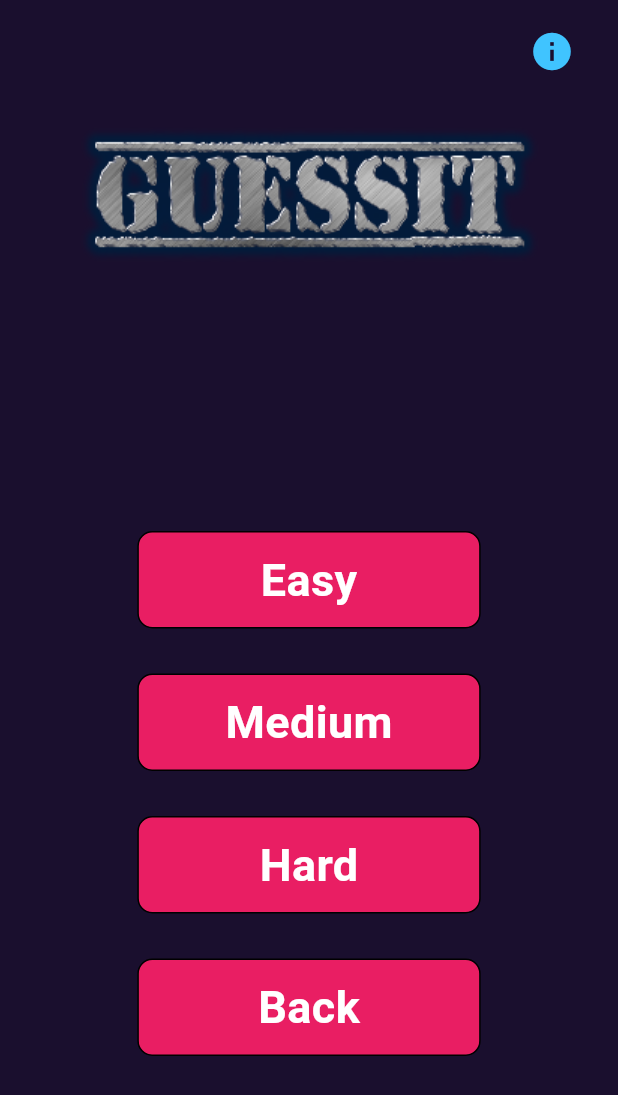
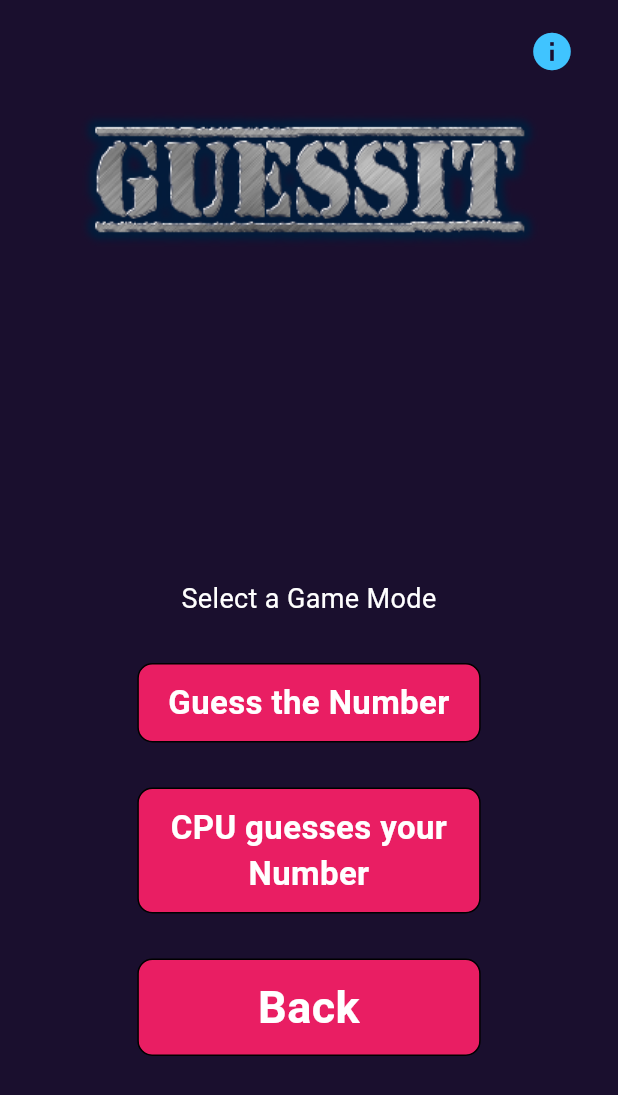
Before and after one commit to hamza-1605/GuessIt, a Flutter app: the screen it shows after launch, after a tap on "Play", on a phone screen of 412 x 824 dp. Shown: the top 1095 px of the screen. Run offline on Flutter 3.47's test engine with Material 3 defaults, Android fonts, the phone set to English and light mode, and no system bars; our stand-ins replace audioplayers, shared_preferences, vibration.

Commit message:
Added the 2nd game mode: CPU guesses your number.

```diff
--- a/analysis_options.yaml
+++ b/analysis_options.yaml
@@ -7,7 +7,6 @@
 
 # The following line activates a set of recommended lints for Flutter apps,
 # packages, and plugins designed to encourage good coding practices.
-include: package:flutter_lints/flutter.yaml
 
 linter:
   # The lint rules applied to this project can be customized in the
--- /dev/null
+++ b/lib/models/difficulty_level.dart
@@ -0,0 +1,5 @@
+enum DifficultyLevel {
+  easy,
+  medium,
+  hard
+}
--- /dev/null
+++ b/lib/models/game_mode.dart
@@ -0,0 +1,4 @@
+enum GameMode {
+  playerGuesses,
+  cpuGuesses
+}
--- a/lib/pages/instructions_page.dart
+++ b/lib/pages/instructions_page.dart
@@ -18,6 +18,7 @@ class InstructionsPage extends StatelessWidget {
       alignment: AlignmentGeometry.center,
       elevation: 10.0,
 
+      child: SingleChildScrollView(
         child: Padding(
           padding: const EdgeInsets.all(20.0),
           child: Column(
@@ -26,10 +27,10 @@ class InstructionsPage extends StatelessWidget {
             crossAxisAlignment: CrossAxisAlignment.start,
             spacing: 15.0,
             children: [
-
-            MyRichText( heading: "Objective: ", body: "You have to guess the hidden number behind the black box."),
-            MyRichText( heading: "Restriction: ", body: "You only have 5 limited guesses."),
-            MyRichText( heading: "", body: "After each incorrect guess, you will be provided by a hint; that either your guess is higher than the hidden number or lower. You may vary your guesses accordingly."),
+              MyRichText(
+                heading: "About GuessIt: ",
+                body: " GuessIt is a fun number-guessing game where you can either guess a hidden number or make the CPU to guess yours.",
+              ),
 
               Divider(
                 height: 15.0,
@@ -39,11 +40,47 @@ class InstructionsPage extends StatelessWidget {
                 endIndent: 20.0,
               ),
 
-            MyRichText( heading: "", body: "The range depends as per the difficulty mode:"),
-            MyRichText( heading: "Easy: ", body: "1 to 10"),
-            MyRichText( heading: "Medium: ", body: "1 to 50"),
-            MyRichText( heading: "Hard: ", body: "1 to 100"),
-            MyRichText( heading: "", body: "You can hit the reset button at the end of each round."),
+              // Game Mode 1
+              const MyRichText(heading: "Game Mode 1", body: "", color: Colors.amber),
+              const MyRichText(
+                heading: "Guess the Number: ",
+                body:
+                    "You have to guess the hidden number. After each incorrect guess, you will receive a hint indicating whether your guess is higher or lower. BEWARE: You have only 5 guesses.",
+              ),
+
+              const MyRichText(
+                heading: "Difficulties:\n",
+                body:
+                    "Easy: 1 to 10\n"
+                    "Medium: 1 to 50\n"
+                    "Hard: 1 to 100",
+              ),
+              const MyRichText(heading: "", body: "The higher the difficulty, the bigger the range, the lesser probability of you guessing."),
+
+              Divider(
+                height: 15.0,
+                thickness: 0.5,
+                color: Colors.pink[800],
+                indent: 20.0,
+                endIndent: 20.0,
+              ),
+
+              // Game Mode 2
+              const MyRichText(heading: "Game Mode 2", body: "", color: Colors.amber),
+              const MyRichText(
+                heading: "CPU Guesses Your Number: ",
+                body:
+                    "Think of a number within the selected range, and let the CPU try to guess it. Provide hints by selecting Higher, Lower, or Correct.",
+              ),
+
+              const MyRichText(
+                heading: "Difficulties:\n",
+                body:
+                    "Easy: 1 to 100\n"
+                    "Medium: 1 to 50\n"
+                    "Hard: 1 to 10",
+              ),
+              const MyRichText(heading: "", body: "The higher the difficulty, the smaller the range, the quicker CPU will guess your number."),
 
               Divider(
                 height: 20.0,
@@ -58,6 +95,7 @@ class InstructionsPage extends StatelessWidget {
             ],
           ),
         ),
+      ),
     );
   }
 }
--- a/lib/versions.txt
+++ b/lib/versions.txt
@@ -4,3 +4,5 @@ Version 1.1.0 - Added Sound & Vibration toggle buttons.
               - Added About Page.
 
 Version 1.1.1 - Fixed the bugs of having '0' as a possible number.
+
+Version 1.2.0 - Added a new game mode where the CPU guesses the player's number.
--- a/lib/welcome_page.dart
+++ b/lib/welcome_page.dart
@@ -1,10 +1,14 @@
 import 'package:audioplayers/audioplayers.dart';
 import 'package:flutter/material.dart';
 import 'package:flutter/services.dart';
+import 'package:guess_number/models/difficulty_level.dart';
+import 'package:guess_number/models/game_mode.dart';
 import 'package:guess_number/pages/about_page.dart';
-import 'package:guess_number/pages/game_page.dart';
+import 'package:guess_number/pages/cpu_guesses_game_page.dart';
+import 'package:guess_number/pages/player_guesses_game_page.dart';
 import 'package:guess_number/pages/instructions_page.dart';
 import 'package:guess_number/pages/settings_page.dart';
+import 'package:guess_number/widgets/game_text.dart';
 import 'package:guess_number/widgets/menu_button.dart';
 import 'package:shared_preferences/shared_preferences.dart';
 // import 'package:guess_number/game_page.dart';
@@ -21,6 +25,8 @@ class _WelcomePageState extends State<WelcomePage> {
   final AudioPlayer player = AudioPlayer();
   late SharedPreferences sharedPref;
   bool prefsReady = false;
+  GameMode? gameMode;
+  DifficultyLevel? difficultyLevel;
 
   @override
   void initState(){
@@ -36,6 +42,7 @@ class _WelcomePageState extends State<WelcomePage> {
         body: Center(child: LinearProgressIndicator(backgroundColor: Colors.white, color: Colors.lightBlueAccent,)),
       );
     }
+
     return Scaffold(
       backgroundColor: const Color.fromARGB(255, 26, 15, 46),
       body: SafeArea(
@@ -45,28 +52,39 @@ class _WelcomePageState extends State<WelcomePage> {
               spacing: 30.0,
               crossAxisAlignment: CrossAxisAlignment.center,
               children: [
-                const SizedBox(height: 30.0),
+                const SizedBox(height: 20.0),
                 Image.asset('assets/images/GuessIt.png' , width: MediaQuery.of(context).size.width),
                 Spacer(),
 
-                if(!play )
+                // Opening Menu
+                if(!play)
                   ...[
                     MenuButton(title: "Play", function: playGame, player: player, sharedPref: sharedPref),
                     MenuButton(title: "Instructions", function: instructionsPage, player: player, sharedPref: sharedPref),
                     MenuButton(title: "Settings", function: settingsPage, player: player, sharedPref: sharedPref),
                     MenuButton(title: "Exit", function: exitGame, player: player, sharedPref: sharedPref),
                   ]
-                  else ...[
-                    MenuButton(title: "Easy", function: () => enterGameMode(10), player: player, sharedPref: sharedPref),
-                    MenuButton(title: "Medium", function: () => enterGameMode(50), player: player, sharedPref: sharedPref),
-                    MenuButton(title: "Hard", function: () => enterGameMode(100), player: player, sharedPref: sharedPref),
+                // Shows Game Modes
+                else if(gameMode == null)
+                  ...[
+                    GameText(text: "Select a Game Mode", fontSize: 18 , color: Colors.white,),
+                    MenuButton(title: "Guess the Number", function: () => chooseMode(GameMode.playerGuesses), player: player, sharedPref: sharedPref, fontSize: 22,),
+                    MenuButton(title: "CPU guesses your Number", function: () => chooseMode(GameMode.cpuGuesses), player: player, sharedPref: sharedPref, fontSize: 22,),
                     MenuButton(title: "Back", function: () => setState(() => play=false), player: player, sharedPref: sharedPref),
+                  ]
+                // Shows Difficulty Levels
+                else ...[
+                    MenuButton(title: "Easy", function: () => enterGameMode( DifficultyLevel.easy ), player: player, sharedPref: sharedPref),
+                    MenuButton(title: "Medium", function: () => enterGameMode( DifficultyLevel.medium ), player: player, sharedPref: sharedPref),
+                    MenuButton(title: "Hard", function: () => enterGameMode( DifficultyLevel.hard ), player: player, sharedPref: sharedPref),
+                    MenuButton(title: "Back", function: () => setState(() => gameMode=null), player: player, sharedPref: sharedPref),
                   ],
 
                 SizedBox(height: 90.0),
               ],
             ),
 
+            // Info/About button at the right-top
             Positioned(
               top: 10,
               right: 20,
@@ -82,10 +100,27 @@ class _WelcomePageState extends State<WelcomePage> {
   }
 
 
+
+  // Initialization of Shared Preferences => Handles Sound & Vibration on/off
+  void initShared() async{
+    sharedPref = await SharedPreferences.getInstance();
+
+    sharedPref.setBool("soundOn", sharedPref.getBool("soundOn") ?? true);
+    sharedPref.setBool("vibrationOn", sharedPref.getBool("vibrationOn") ?? true);
+
+    setState(() {
+      prefsReady = true;
+    });
+  }
+
+
+
+  // On clicking play-button, the initial menu gets hidden and game modes menu appear
   void playGame(){
     setState(() => play=true);
   }
 
+  // Opens the Instructions Page that shows what is game about and how to play it
   void instructionsPage(){
     showDialog(
       context: context,
@@ -96,6 +131,7 @@ class _WelcomePageState extends State<WelcomePage> {
     );
   }
 
+  // Opens the Settings page to control Sound & Vibration on/off
   void settingsPage() {
     showDialog(
       context: context,
@@ -106,6 +142,7 @@ class _WelcomePageState extends State<WelcomePage> {
     );
   }
 
+  // Opens the About page that shows information about latest update & version
   void aboutPage(){
     showDialog(
       context: context,
@@ -115,16 +152,53 @@ class _WelcomePageState extends State<WelcomePage> {
     );
   }
 
+  // CLoses the game
   void exitGame(){
     SystemNavigator.pop();
   }
 
 
+  // Sets the Game Mode
+  void chooseMode(GameMode mode) {
+    setState(() {
+      gameMode = mode;
+    });
+  }
 
-  void enterGameMode(int limit) {
+  // Navigates to the desired game mode screen
+  void enterGameMode( DifficultyLevel difficulty ) {
+    if(gameMode==null) return;
+
+    Widget gamePage;
+
+    int limit;
+    if(gameMode == GameMode.playerGuesses) {
+      if( difficulty == DifficultyLevel.easy )  limit = 10;
+      else if( difficulty == DifficultyLevel.medium )  limit = 50;
+      else   limit = 100;
+
+      gamePage = PlayerGuessesGamePage(
+        limit: limit,
+        player: player,
+        sharedPref: sharedPref
+      );
+    }
+    else {
+      if( difficulty == DifficultyLevel.easy )  limit = 100;
+      else if( difficulty == DifficultyLevel.medium )  limit = 50;
+      else   limit = 10;
+
+      gamePage = CpuGuessesGamePage(
+        difficultyLevel: difficulty,
+        limit: limit,
+        player: player,
+        sharedPref: sharedPref,
+      );
+    }
+
     Navigator.of(context).push(
       PageRouteBuilder(
-        pageBuilder: (_, _,_) => GamePage(limit: limit, player: player, sharedPref: sharedPref) ,
+        pageBuilder: (_, _,_) => gamePage ,
         transitionDuration: Duration(milliseconds: 500),
         reverseTransitionDuration: Duration(milliseconds: 300),
 
@@ -148,16 +222,5 @@ class _WelcomePageState extends State<WelcomePage> {
   }
 
 
-  void initShared() async{
-    sharedPref = await SharedPreferences.getInstance();
-
-    sharedPref.setBool("soundOn", sharedPref.getBool("soundOn") ?? true);
-    sharedPref.setBool("vibrationOn", sharedPref.getBool("vibrationOn") ?? true);
-
-    setState(() {
-      prefsReady = true;
-    });
-  }
-
 
 }
--- /dev/null
+++ b/lib/widgets/game_text.dart
@@ -0,0 +1,31 @@
+import 'package:flutter/material.dart';
+
+class GameText extends StatelessWidget {
+  const GameText({
+    super.key,
+    required this.text,
+    this.fontSize = 16,
+    this.fontWeight = FontWeight.normal,
+    this.color,
+    this.textAlign = TextAlign.center,
+  });
+
+  final String text;
+  final double fontSize;
+  final FontWeight fontWeight;
+  final Color? color;
+  final TextAlign textAlign;
+
+  @override
+  Widget build(BuildContext context) {
+    return Text(
+      text,
+      textAlign: textAlign,
+      style: TextStyle(
+        fontSize: fontSize,
+        fontWeight: fontWeight,
+        color: color,
+      ),
+    );
+  }
+}
--- a/lib/widgets/menu_button.dart
+++ b/lib/widgets/menu_button.dart
@@ -7,7 +7,8 @@ class MenuButton extends StatelessWidget {
   final VoidCallback function;
   final AudioPlayer player;
   final SharedPreferences sharedPref;
-  const MenuButton({super.key, required this.title, required this.function, required this.player, required this.sharedPref});
+  final double fontSize;
+  const MenuButton({super.key, required this.title, required this.function, required this.player, required this.sharedPref, this.fontSize = 30});
 
   @override
   Widget build(BuildContext context) {
@@ -32,9 +33,10 @@ class MenuButton extends StatelessWidget {
             child: Text(
               title , style: TextStyle(
                 color: Colors.white,
-                fontSize: 30,
+                fontSize: fontSize,
                 fontWeight: FontWeight.w700
               ),
+              textAlign: TextAlign.center,
             ),
           )
         ),
--- a/lib/widgets/my_rich_text.dart
+++ b/lib/widgets/my_rich_text.dart
@@ -3,7 +3,8 @@ import 'package:flutter/material.dart';
 class MyRichText extends StatelessWidget {
   final String heading;
   final String body;
-  const MyRichText({super.key, required this.heading, required this.body});
+  final Color color;
+  const MyRichText({super.key, required this.heading, required this.body, this.color = Colors.white});
 
   @override
   Widget build(BuildContext context) {
@@ -19,7 +20,7 @@ class MyRichText extends StatelessWidget {
           ),
         ],
         style: TextStyle(
-          color: Colors.white,
+          color: color,
           fontWeight: FontWeight.w700,
           fontSize: 15,
         ),
```
Also changed, not shown: lib/pages/about_page.dart (+4 -3 lines), lib/pages/cpu_guesses_game_page.dart (added, +309 -0 lines), lib/pages/player_guesses_game_page.dart (renamed from lib/pages/game_page.dart, +14 -11 lines), lib/to_implement.txt (+6 -2 lines), lib/widgets/game_action_button.dart (added, +43 -0 lines). Lines whose indentation alone changed are shown as unchanged.
